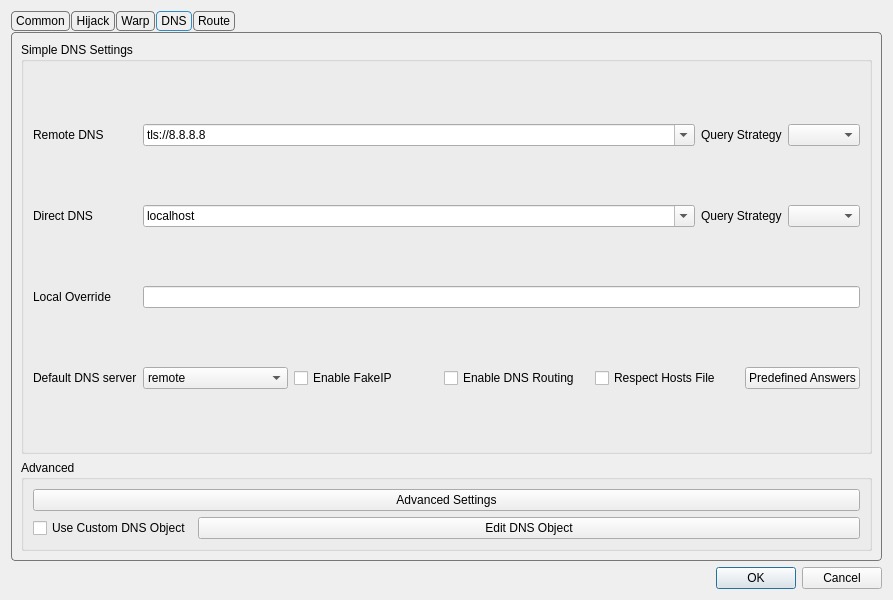
Qt form include/ui/setting/dialog_manage_routes.ui (oak83/throned) before a commit.
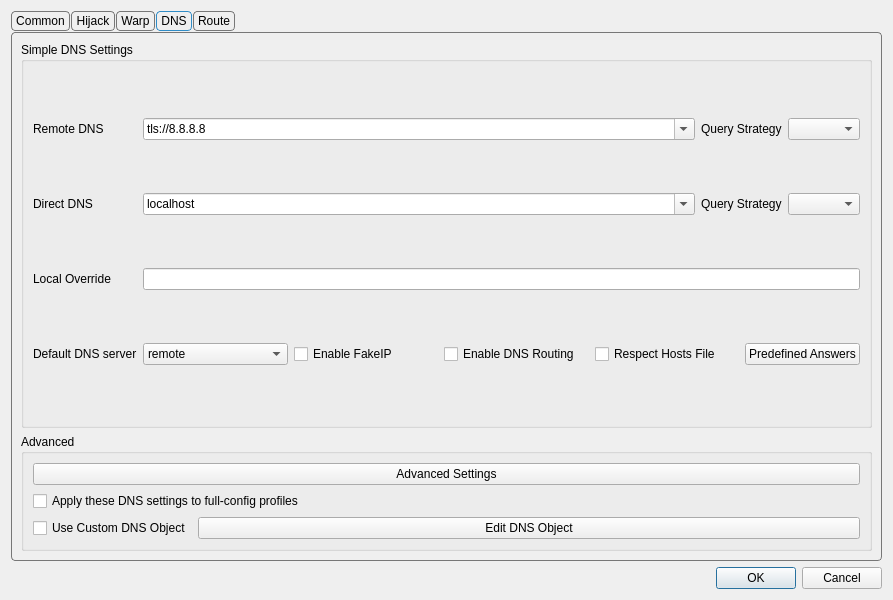
The same form after that commit. The open tabs and pages were chosen to show the change.

Commit message: feat: optionally apply dns settings to full config profiles

```diff
--- a/include/ui/setting/dialog_manage_routes.ui
+++ b/include/ui/setting/dialog_manage_routes.ui
@@ -599,6 +599,16 @@
             </property>
            </widget>
           </item>
+          <item>
+           <widget class="QCheckBox" name="apply_dns_to_full_config">
+            <property name="toolTip">
+             <string>&lt;html&gt;&lt;head/&gt;&lt;body&gt;&lt;p&gt;Profiles that carry a whole sing-box config normally use the DNS servers written into that config, ignoring everything above. Turn this on to use these settings instead. If the profile\x27s own rules reference its DNS servers the swap is skipped and reported in the log.&lt;/p&gt;&lt;/body&gt;&lt;/html&gt;</string>
+            </property>
+            <property name="text">
+             <string>Apply these DNS settings to full-config profiles</string>
+            </property>
+           </widget>
+          </item>
           <item>
            <layout class="QHBoxLayout" name="horizontalLayout_4">
             <item>
```
The commit also changes 5 other files.
